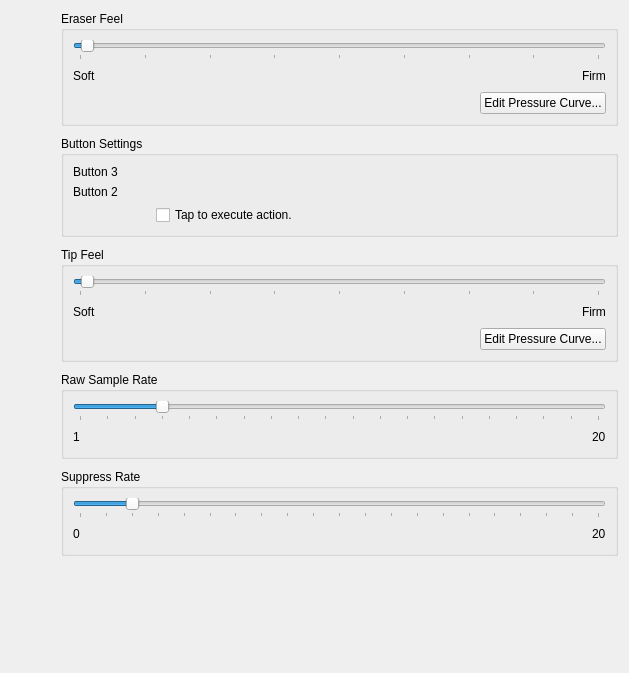
This is src/kcmodule/styluspagewidget.ui in KDE/wacomtablet as Qt 5 draws it before an edit. The edited form follows.
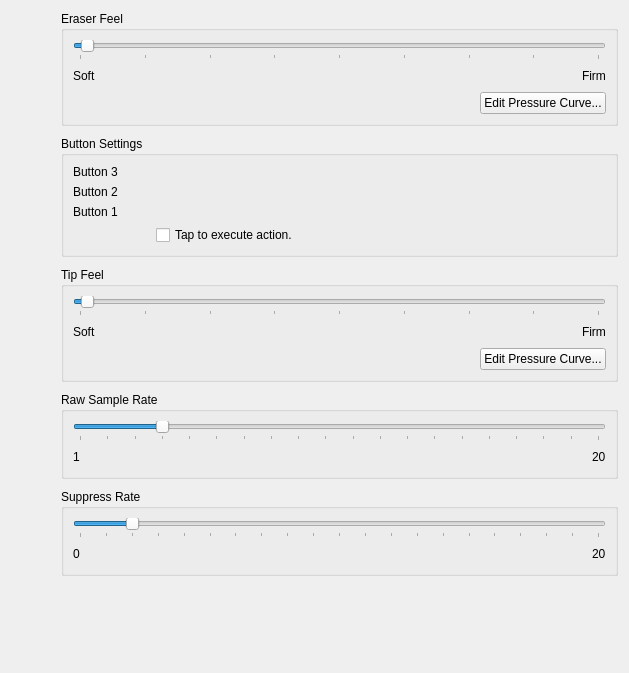
This is the edited form. Custom widgets are drawn as their Qt base class.

Commit message:
Allow to setup Stylus/Eraser Tip Mosue button (Left-Handed Mode)
Set the Tip to mouse button 3 for Left-Hand Mode
Set it to mouse button 1 for normal right hand mode

Does not change the Tablet buttons.
Different profiles for left/right hand are needed anyway
So the user can swap around express keys on their own.
Better than assuming how the layout might look like for all tablets
after the swap/rotation

FIXED-IN: 2.1

```diff
--- a/src/kcmodule/styluspagewidget.ui
+++ b/src/kcmodule/styluspagewidget.ui
@@ -69,7 +69,26 @@
         <item row="3" column="1">
          <widget class="Wacom::ButtonActionSelectorWidget" name="button2ActionSelector" native="true"/>
         </item>
+        <item row="4" column="0">
+            <widget class="QLabel" name="labelButton1">
+                <property name="sizePolicy">
+                    <sizepolicy hsizetype="Preferred" vsizetype="MinimumExpanding">
+                        <horstretch>0</horstretch>
+                        <verstretch>0</verstretch>
+                    </sizepolicy>
+                </property>
+                <property name="text">
+                    <string>Button 1</string>
+                </property>
+                <property name="alignment">
+                    <set>Qt::AlignLeading|Qt::AlignLeft|Qt::AlignVCenter</set>
+                </property>
+            </widget>
+        </item>
         <item row="4" column="1">
+            <widget class="Wacom::ButtonActionSelectorWidget" name="button1ActionSelector" native="true"/>
+        </item>
+        <item row="5" column="1">
          <layout class="QHBoxLayout" name="horizontalLayout_2">
           <item>
            <spacer name="tpcSpacer">
```
The commit also changes 2 other files.
